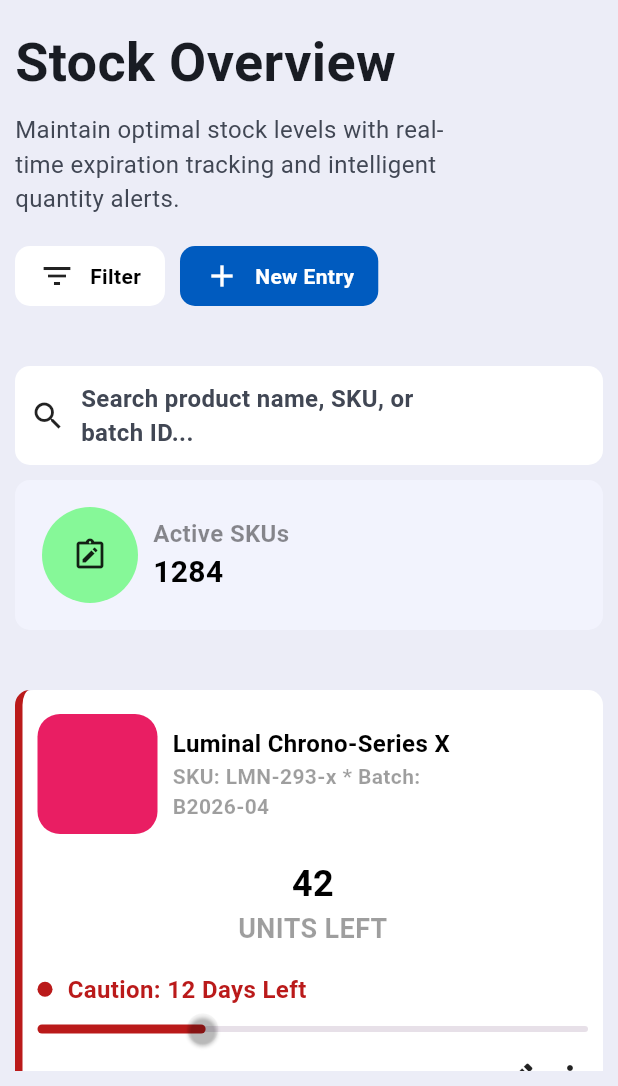
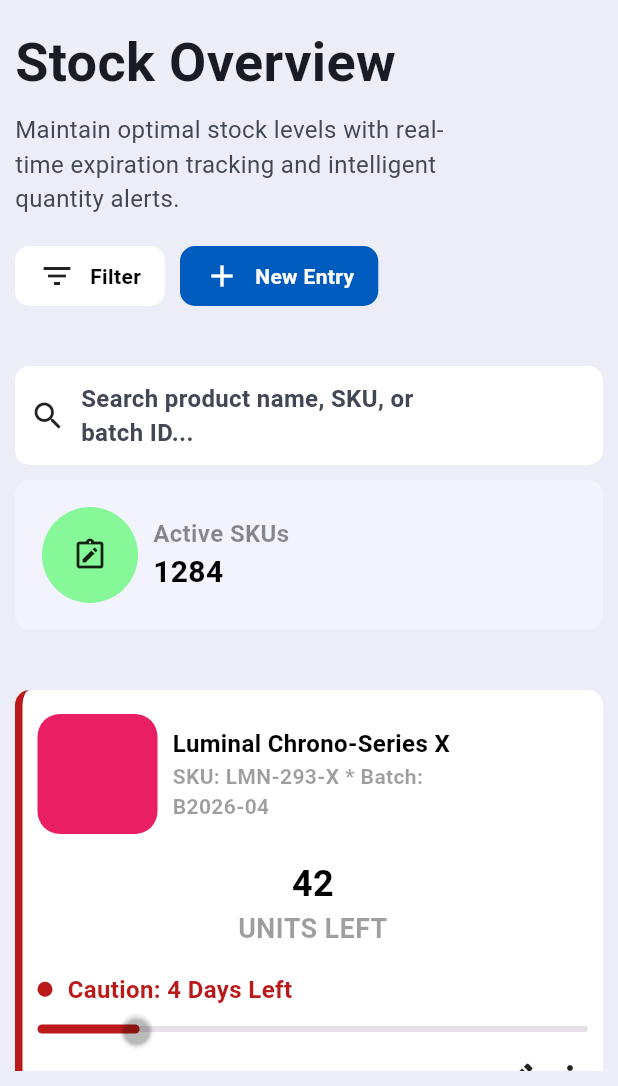
Before and after one commit to foysal012/smart_grocery_manager, a Flutter app: the StockScreen screen opened directly, on a phone screen of 412 x 824 dp, the part 150-1236 px from its top. Run offline on Flutter 3.47's test engine with Material 3 defaults, Android fonts, the phone set to English and light mode, and no system bars; our stand-ins replace gap, material_symbols_icons, syncfusion_flutter_charts; missing offline and left inert: d_chart.

Commit message:
stock screen complete

```diff
--- a/lib/bottom_nav_bar/stock/stock_screen.dart
+++ b/lib/bottom_nav_bar/stock/stock_screen.dart
@@ -1,5 +1,7 @@
 import 'package:flutter/material.dart';
 import 'package:gap/gap.dart';
+
+import '../../widget/data/stock_card_widget.dart';
 
 class StockScreen extends StatefulWidget {
   const StockScreen({super.key});
@@ -192,125 +194,49 @@ class _StockScreenState extends State<StockScreen> {
               ),
               Gap(40.0),
 
-              Container(
-                padding: EdgeInsets.symmetric(horizontal: 10.0, vertical: 16.0),
-                decoration: BoxDecoration(
-                  color: Colors.white,
-                  borderRadius: BorderRadius.all(Radius.circular(10.0)),
-                  border: Border(
-                    left: BorderSide(
-                      color: Color(0xffBA1A1A),
-                      width: 5.0,
-                    )
-                  )
-                ),
-                child: Column(
-                  children: [
-                    Row(
-                      children: [
-                        Container(
-                          height: 80,
-                          width: 80,
-                          decoration: BoxDecoration(
-                            borderRadius: BorderRadius.all(Radius.circular(15.0)),
-                            color: Colors.pink
-                          ),
-                        ),
-                        Gap(10.0),
+              StockCardWidget(
+                title: 'Luminal Chrono-Series X',
+                subTitle: 'SKU: LMN-293-X * Batch:\nB2026-04',
+                quantity: '42',
+                days: '4',
+                sliderValue: 18,
+                borderClr: Color(0xffBA1A1A),
+                sliderClr: Color(0xffBA1A1A)
+              ),
+              Gap(16.0),
 
-                        Column(
-                          crossAxisAlignment: CrossAxisAlignment.start,
-                          children: [
-                            Text('Luminal Chrono-Series X',
-                              style: TextStyle(
-                                fontSize: 16,
-                                fontWeight: FontWeight.bold,
-                                color: Colors.black
-                              ),
-                            ),
-                            Text('SKU: LMN-293-x * Batch:\nB2026-04',
-                              style: TextStyle(
-                                  fontSize: 14,
-                                  fontWeight: FontWeight.bold,
-                                  color: Colors.black38
-                              ),
-                            )
-                          ],
-                        )
-                      ],
-                    ),
-                    Gap(16.0),
+              StockCardWidget(
+                  title: 'Veda Organics Serum',
+                  subTitle: 'SKU: VDA-901-S * Batch:\nB2026-08',
+                  quantity: '118',
+                  days: '12',
+                  sliderValue: 39,
+                  borderClr: Color(0xff9E4300),
+                  sliderClr: Color(0xff9E4300)
+              ),
+              Gap(16.0),
 
-                    Column(
-                      children: [
-                        Text('42',
-                          style: TextStyle(
-                            fontSize: 24,
-                            color: Colors.black,
-                            fontWeight: FontWeight.bold
-                          ),
-                        ),
-                        Text('UNITS LEFT',
-                          style: TextStyle(
-                            fontSize: 18,
-                            color: Colors.black38,
-                            fontWeight: FontWeight.bold
-                          ),
-                        )
-                      ],
-                    ),
-                    Gap(16.0),
+              StockCardWidget(
+                  title: 'Stellar Runner 4.0',
+                  subTitle: 'SKU: STR-552-R * Batch:\nB2026-11',
+                  quantity: '602',
+                  days: '144',
+                  sliderValue: 77,
+                  borderClr: Color(0xff006E2C),
+                  sliderClr: Color(0xff006E2C)
+              ),
+              Gap(16.0),
 
-                    Row(
-                      children: [
-                        Container(
-                          height: 10.0,
-                          width: 10.0,
-                          decoration: BoxDecoration(
-                            shape: BoxShape.circle,
-                            color: Color(0xffBA1A1A)
-                          ),
-                        ),
-                        Gap(10.0),
-
-                        Text('Caution: 12 Days Left',
-                          style: TextStyle(
-                              fontSize: 16,
-                              fontWeight: FontWeight.bold,
-                              color: Color(0xffBA1A1A)
-                          ),
-                        )
-                      ],
-                    ),
-                    Gap(5.0),
-
-                    Slider(
-                      padding: EdgeInsets.zero,
-                      max: 100,
-                      min: 0,
-                      value: 30.0,
-                      onChanged: (value) {
-
-                      },
-                      activeColor: Color(0xffBA1A1A),
-                      thumbColor: Colors.transparent,
-                    ),
-                    Gap(10.0),
-
-                    Row(
-                      mainAxisAlignment: MainAxisAlignment.end,
-                      children: [
-                        Icon(Icons.edit),
-                        Gap(10.0),
-
-                        Icon(Icons.more_vert),
-                      ],
-                    ),
-
-                  ],
-                ),
+              StockCardWidget(
+                  title: 'Aurora Condenser Mic',
+                  subTitle: 'SKU: AUR-112-M * Batch:\nB2026-09',
+                  quantity: '24',
+                  days: '82',
+                  sliderValue: 52,
+                  borderClr: Color(0xff006E2C),
+                  sliderClr: Color(0xff006E2C)
               ),
-              Gap(16.0)
+              Gap(16.0),
             ],
           ),
         ),
--- /dev/null
+++ b/lib/widget/data/stock_card_widget.dart
@@ -0,0 +1,136 @@
+import 'package:flutter/material.dart';
+import 'package:gap/gap.dart';
+
+class StockCardWidget extends StatelessWidget {
+  const StockCardWidget({super.key, required this.title, required this.subTitle, required this.quantity, required this.days, required this.borderClr, required this.sliderClr, required this.sliderValue});
+  final String title;
+  final String subTitle;
+  final String quantity;
+  final String days;
+  final Color borderClr;
+  final Color sliderClr;
+  final double sliderValue;
+
+
+  @override
+  Widget build(BuildContext context) {
+    return Container(
+      padding: EdgeInsets.symmetric(horizontal: 10.0, vertical: 16.0),
+      decoration: BoxDecoration(
+          color: Colors.white,
+          borderRadius: BorderRadius.all(Radius.circular(10.0)),
+          border: Border(
+              left: BorderSide(
+                color: borderClr,
+                width: 5.0,
+              )
+          )
+      ),
+      child: Column(
+        children: [
+          Row(
+            children: [
+              Container(
+                height: 80,
+                width: 80,
+                decoration: BoxDecoration(
+                    borderRadius: BorderRadius.all(Radius.circular(15.0)),
+                    color: Colors.pink
+                ),
+              ),
+              Gap(10.0),
+
+              Column(
+                crossAxisAlignment: CrossAxisAlignment.start,
+                children: [
+                  Text(title,
+                    style: TextStyle(
+                        fontSize: 16,
+                        fontWeight: FontWeight.bold,
+                        color: Colors.black
+                    ),
+                  ),
+                  Text(subTitle,
+                    style: TextStyle(
+                        fontSize: 14,
+                        fontWeight: FontWeight.bold,
+                        color: Colors.black38
+                    ),
+                  )
+                ],
+              )
+            ],
+          ),
+          Gap(16.0),
+
+          Column(
+            children: [
+              Text(quantity,
+                style: TextStyle(
+                    fontSize: 24,
+                    color: Colors.black,
+                    fontWeight: FontWeight.bold
+                ),
+              ),
+              Text('UNITS LEFT',
+                style: TextStyle(
+                    fontSize: 18,
+                    color: Colors.black38,
+                    fontWeight: FontWeight.bold
+                ),
+              )
+            ],
+          ),
+          Gap(16.0),
+
+          Row(
+            children: [
+              Container(
+                height: 10.0,
+                width: 10.0,
+                decoration: BoxDecoration(
+                    shape: BoxShape.circle,
+                    color: sliderClr
+                ),
+              ),
+              Gap(10.0),
+
+              Text('Caution: $days Days Left',
+                style: TextStyle(
+                    fontSize: 16,
+                    fontWeight: FontWeight.bold,
+                    color: sliderClr
+                ),
+              )
+            ],
+          ),
+          Gap(5.0),
+
+          Slider(
+            padding: EdgeInsets.zero,
+            max: 100,
+            min: 0,
+            value: sliderValue,
+            onChanged: (value) {
+
+            },
+            activeColor: sliderClr,
+            thumbColor: Colors.transparent,
+          ),
+          Gap(10.0),
+
+          Row(
+            mainAxisAlignment: MainAxisAlignment.end,
+            children: [
+              Icon(Icons.edit),
+              Gap(10.0),
+
+              Icon(Icons.more_vert),
+            ],
+          ),
+
+        ],
+      ),
+    );
+  }
+}
```
